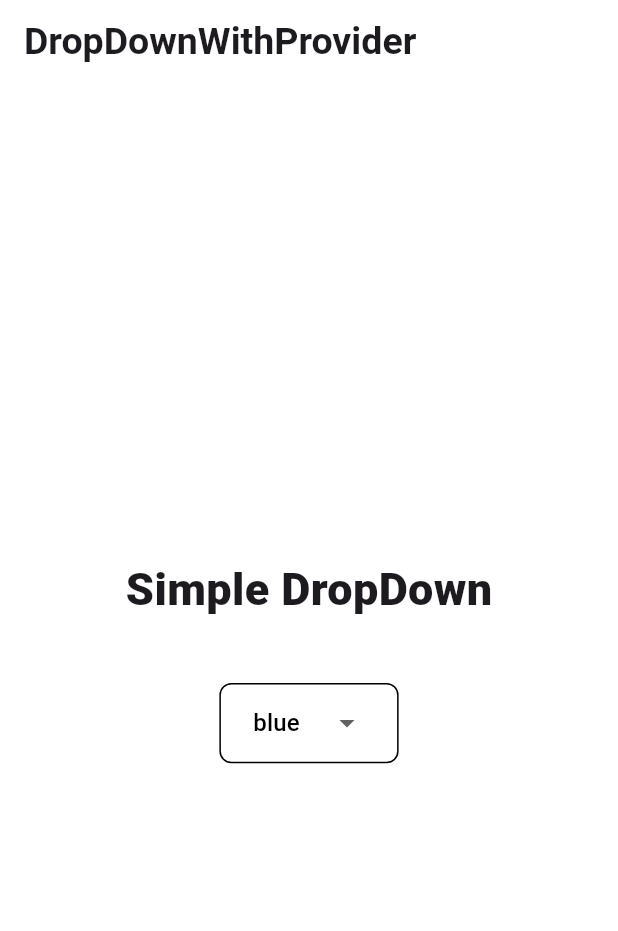
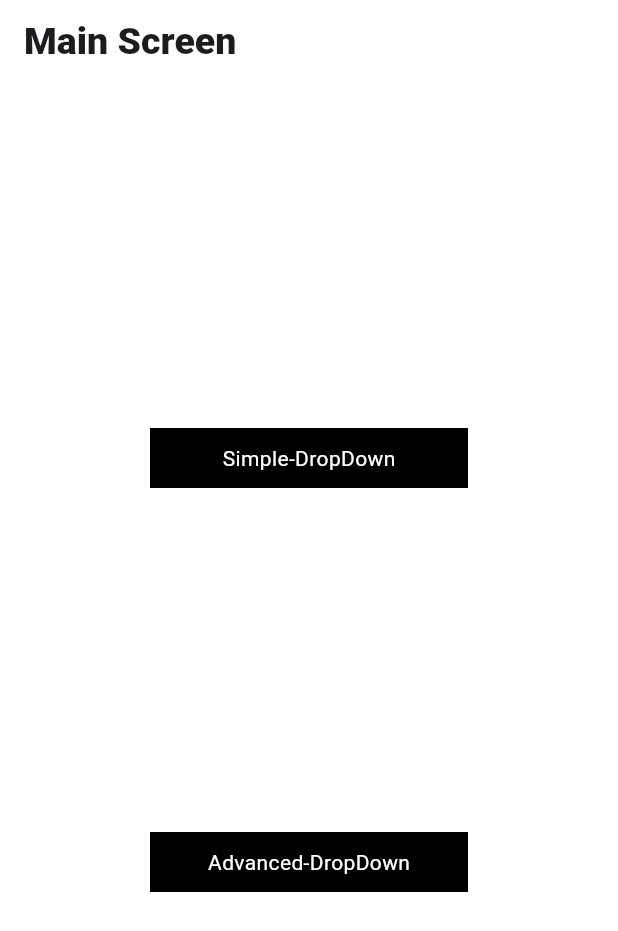
Before and after one commit to itsmoeenahmad/DropDownWithProvider-Flutter, a Flutter app: the screen it shows after launch, on a phone screen of 412 x 824 dp. Shown: the top 931 px of the screen. Run offline on Flutter 3.47's test engine with Material 3 defaults, Android fonts, the phone set to English and light mode, and no system bars.

Commit message:
updated
Done

```diff
--- a/lib/homeScreen.dart
+++ /dev/null
@@ -1,73 +0,0 @@
-import 'package:dropdownwithprovider/provider_code.dart';
-import 'package:flutter/material.dart';
-import 'package:provider/provider.dart';
-
-class homeScreen extends StatefulWidget {
-  const homeScreen({super.key});
-
-  @override
-  State<homeScreen> createState() => _homeScreenState();
-}
-
-class _homeScreenState extends State<homeScreen> {
-
-
-  @override
-  Widget build(BuildContext context) {
-    final height = MediaQuery.of(context).size.height;
-    final width = MediaQuery.of(context).size.width;
-    return Scaffold(
-      backgroundColor: Colors.white,
-      appBar: AppBar(
-        backgroundColor: Colors.white,
-        scrolledUnderElevation: 0.0,
-        automaticallyImplyLeading: false,
-        title: const Text(
-          'DropDownWithProvider',
-          style: TextStyle(fontSize: 25, fontWeight: FontWeight.bold),
-        ),
-      ),
-      body: Column(
-        mainAxisAlignment: MainAxisAlignment.center,
-        children: [
-          const Center(
-              child: Text(
-            'Simple DropDown',
-            style: TextStyle(fontSize: 30, fontWeight: FontWeight.w800),
-          )),
-          SizedBox(
-            height: height * 0.05,
-          ),
-          Container(
-            height: height*0.065,
-            width: width*0.29,
-            decoration: BoxDecoration(
-              color: Colors.white,
-              borderRadius: BorderRadius.circular(8),
-              border: Border.all(
-                color: Colors.black
-              )
-            ),
-            child: Consumer<provider_code>(
-              builder: (index,provider_value,child){
-                return Center(
-                  child: DropdownButtonHideUnderline(
-                    child: DropdownButton(
-                        value: provider_value.selected_value,
-                        items: provider_value.list_colors.map((item){
-                          return DropdownMenuItem(child: Text(item,style: TextStyle(color: Colors.black),),value: item,);
-                        }).toList(),
-                        onChanged: (new_value){
-                          provider_value.change_value(new_value);
-                        }),
-                  ),
-                );
-              },
-            ),
-          ),
-
-        ],
-      ),
-    );
-  }
-}
--- a/lib/main.dart
+++ b/lib/main.dart
@@ -1,8 +1,8 @@
-import 'package:dropdownwithprovider/provider_code.dart';
+import 'package:dropdownwithprovider/screens/simple-dropdown/provider_code.dart';
 import 'package:flutter/material.dart';
 import 'package:provider/provider.dart';
-
-import 'homeScreen.dart';
+import 'screens/main_screen.dart';
+import 'screens/simple-dropdown/simple_dropdown.dart';
 
 void main() {
   runApp(const MyApp());
@@ -20,7 +20,7 @@ class MyApp extends StatelessWidget {
       child: const MaterialApp(
         title: 'DropDownWithProvider',
         debugShowCheckedModeBanner: false,
-        home: homeScreen(),
+        home: main_screen(),
       ),
     );
   }
--- /dev/null
+++ b/lib/screens/main_screen.dart
@@ -0,0 +1,53 @@
+import 'package:dropdownwithprovider/screens/advanced-dropdown/advance_dropdown.dart';
+import 'package:dropdownwithprovider/screens/simple-dropdown/simple_dropdown.dart';
+import 'package:flutter/material.dart';
+
+class main_screen extends StatefulWidget {
+  const main_screen({super.key});
+
+  @override
+  State<main_screen> createState() => _main_screenState();
+}
+
+class _main_screenState extends State<main_screen> {
+  @override
+  Widget build(BuildContext context) {
+    return Scaffold(
+      backgroundColor: Colors.white,
+      appBar: AppBar(
+        backgroundColor: Colors.white,
+        title: Text('Main Screen',style: TextStyle(fontSize: 25,fontWeight: FontWeight.w800),),
+      ),
+      body: Padding(
+        padding: const EdgeInsets.symmetric(horizontal: 100),
+        child: Column(
+          mainAxisAlignment: MainAxisAlignment.spaceEvenly,
+          children: [
+            InkWell(
+              onTap: (){
+                Navigator.push(context, MaterialPageRoute(builder: (context)=>simple_dropdown()));
+              },
+              child: Container(
+                height: 40,
+                width: 250,
+                color: Colors.black,
+                child: Center(child: Text('Simple-DropDown',style: TextStyle(color: Colors.white),),),
+              ),
+            ),
+            InkWell(
+              onTap: (){
+                Navigator.push(context, MaterialPageRoute(builder: (context)=>advance_dropdown()));
+              },
+              child: Container(
+                height: 40,
+                width: 250,
+                color: Colors.black,
+                child: Center(child: Text('Advanced-DropDown',style: TextStyle(color: Colors.white),),),
+              ),
+            )
+          ],
+        ),
+      ),
+    );
+  }
+}
--- a/pubspec.yaml
+++ b/pubspec.yaml
@@ -36,6 +36,7 @@ dependencies:
   # Use with the CupertinoIcons class for iOS style icons.
   cupertino_icons: ^1.0.6
   provider: ^6.1.2
+  http: ^1.2.1
 
 dev_dependencies:
   flutter_test:
```
Also changed, not shown: lib/screens/advanced-dropdown/advance_dropdown.dart (added, +75 -0 lines), lib/screens/simple-dropdown/simple_dropdown.dart (added, +73 -0 lines), lib/screens/simple-dropdown/provider_code.dart (renamed from lib/provider_code.dart), pubspec.lock, 143 other files.
